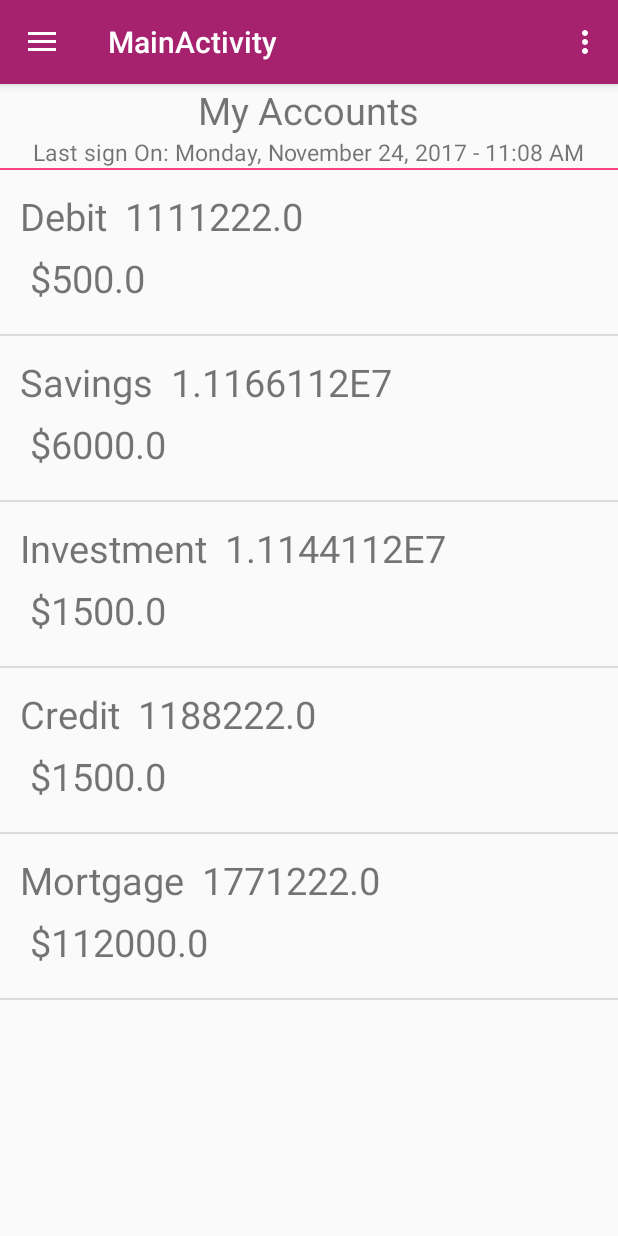
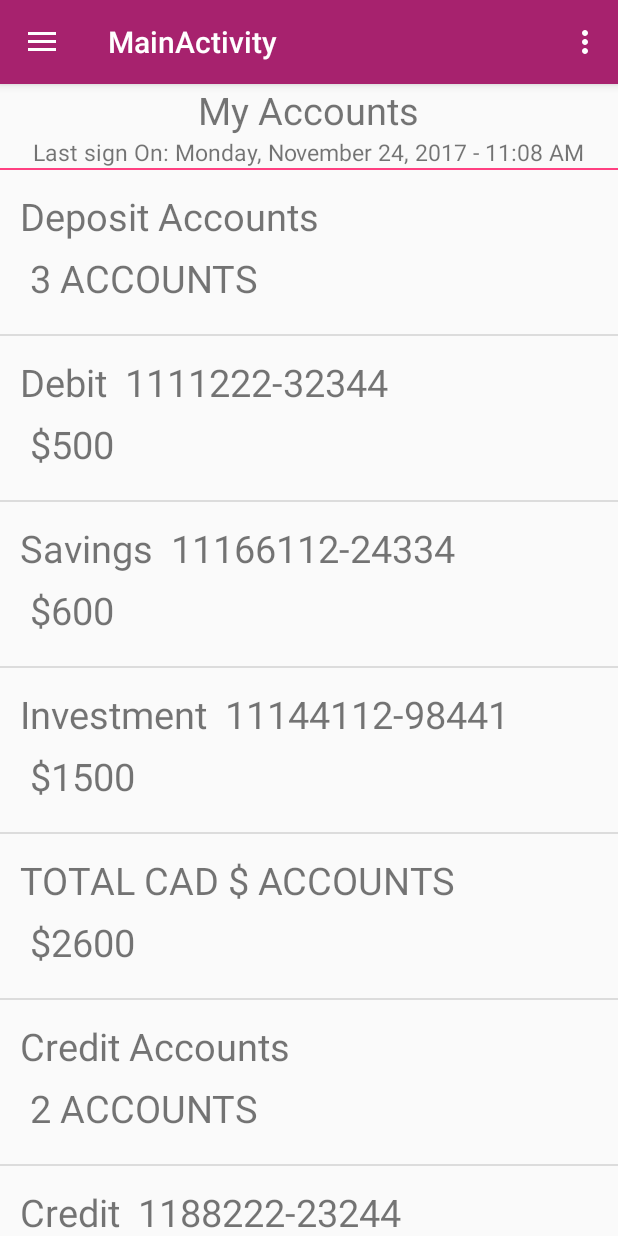
Before and after one commit to mohamadLy/CBA-Mobile-Banking-Application-Prototype, an Android app: the screen it shows after launch (MainActivity), on a phone screen of 412 x 824 dp. Run offline under Robolectric (Android 15) with nearby library versions, the phone set to English and light mode, and no system bars.

Commit message:
change account attributes for fasting development

```diff
--- a/app/src/main/java/seg_capstone/cbamobilebankingapplicationprototype/DataProvider.java
+++ b/app/src/main/java/seg_capstone/cbamobilebankingapplicationprototype/DataProvider.java
@@ -18,21 +18,33 @@ public class DataProvider {
     }
 
     public void feedData() {
+        // Deposit Accounts
+        Account deposit = new Account("Deposit Accounts", "", "3 ACCOUNTS");
+        accounts.add(deposit);
         // #1
-        Account account1 = new Account("Debit", 1111222, 500);
+        Account account1 = new Account("Debit", 1111222 + "-" + 32344, "$500");
         accounts.add(account1);
         // #2
-        Account account2 = new Account("Savings", 11166112, 6000);
+        Account account2 = new Account("Savings", 11166112 + "-" + 24334, "$600");
         accounts.add(account2);
         // #3
-        Account account3 = new Account("Investment", 11144112, 1500);
+        Account account3 = new Account("Investment", 11144112 + "-" + 98441, "$1500");
         accounts.add(account3);
+
+        Account totalDeposit = new Account("TOTAL CAD $ ACCOUNTS", "", "$2600");
+        accounts.add(totalDeposit);
+
+        Account credits = new Account("Credit Accounts", "", "2 ACCOUNTS");
+        accounts.add(credits);
         // #4
-        Account credit = new Account("Credit", 1188222, 1500);
+        Account credit = new Account("Credit", 1188222 + "-" + 23244, "$1500");
         accounts.add(credit);
         // #4
-        Account mortgage = new Account("Mortgage", 1771222, 112000);
+        Account mortgage = new Account("Mortgage", 177122 + "-" + 43341, "$112000");
         accounts.add(mortgage);
+
+        Account totalCredit = new Account("TOTAL CAD $ ACCOUNTS", "", "$114600");
+        accounts.add(totalCredit);
     }
 
     public ArrayList<Account> getAccounts() {
--- a/app/src/main/java/seg_capstone/cbamobilebankingapplicationprototype/account/Account.java
+++ b/app/src/main/java/seg_capstone/cbamobilebankingapplicationprototype/account/Account.java
@@ -6,12 +6,12 @@ package seg_capstone.cbamobilebankingapplicationprototype.account;
 
 public class Account {
     private String type;
-    private double accountNumber;
-    private double balance;
+    private String accountNumber;
+    private String balance;
 
     public Account() {}
 
-    public Account(String type, double accountNumber, double balance) {
+    public Account(String type, String accountNumber, String balance) {
         this.type = type;
         this.accountNumber = accountNumber;
         this.balance = balance;
@@ -25,19 +25,19 @@ public class Account {
         this.type = type;
     }
 
-    public double getAccountNumber() {
+    public String getAccountNumber() {
         return accountNumber;
     }
 
-    public void setAccountNumber(double accountNumber) {
+    public void setAccountNumber(String accountNumber) {
         this.accountNumber = accountNumber;
     }
 
-    public double getBalance() {
+    public String getBalance() {
         return balance;
     }
 
-    public void setBalance(double balance) {
+    public void setBalance(String balance) {
         this.balance = balance;
     }
 }
--- a/app/src/main/java/seg_capstone/cbamobilebankingapplicationprototype/adapters/AccountAdapter.java
+++ b/app/src/main/java/seg_capstone/cbamobilebankingapplicationprototype/adapters/AccountAdapter.java
@@ -53,9 +53,13 @@ public class AccountAdapter extends ArrayAdapter<Account> {
         }
         // Populate the data from the data object via the viewHolder object
         // into the template view.
-        viewHolder.accountNumbber.setText(String.valueOf(account.getAccountNumber()));
-        viewHolder.balance.setText("$" + String.valueOf(account.getBalance()));
-        viewHolder.type.setText(account.getType() + "  ");
+        populateView(account, viewHolder);
         return convertView;
     }
+
+    public void populateView(Account account, ViewHolder viewHolder) {
+        viewHolder.accountNumbber.setText(account.getAccountNumber());
+        viewHolder.balance.setText(account.getBalance());
+        viewHolder.type.setText(account.getType() + "  ");
+    }
 }
--- a/app/src/main/res/layout/nav_header_main.xml
+++ b/app/src/main/res/layout/nav_header_main.xml
@@ -3,7 +3,7 @@
     xmlns:app="http://schemas.android.com/apk/res-auto"
     android:layout_width="match_parent"
     android:layout_height="@dimen/nav_header_height"
-    android:background="@drawable/side_nav_bar"
+    android:background="@color/colorPrimary"
     android:gravity="bottom"
     android:orientation="vertical"
     android:paddingBottom="@dimen/activity_vertical_margin"
--- a/app/src/main/res/values/styles.xml
+++ b/app/src/main/res/values/styles.xml
@@ -13,9 +13,13 @@
         <item name="windowNoTitle">true</item>
     </style>
 
-    <style name="AppTheme.AppBarOverlay" parent="ThemeOverlay.AppCompat.Dark.ActionBar" />
+    <style name="AppTheme.AppBarOverlay" parent="ThemeOverlay.AppCompat.Dark.ActionBar">
+        <item name="android:color">@color/colorPrimary</item>
+    </style>
 
-    <style name="AppTheme.PopupOverlay" parent="ThemeOverlay.AppCompat.Light" />
+    <style name="AppTheme.PopupOverlay" parent="ThemeOverlay.AppCompat.Light">
+        <item name="android:color">@color/colorPrimary</item>
+    </style>
 
     <style name="GreySeparatorLine">
         <item name="android:background">@color/grey_separator_line</item>
```
